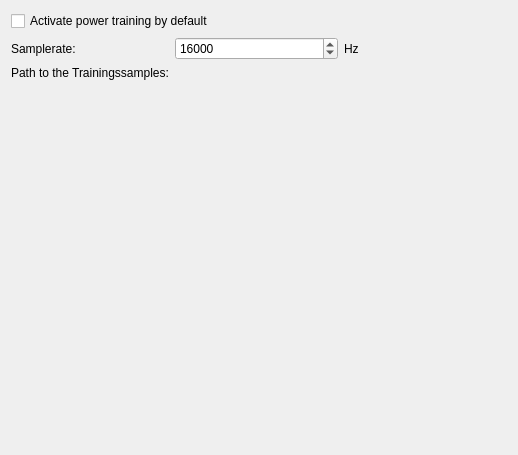
KDE/simon, file simonlib/simonscenarios/trainingsettings.ui: the form before one commit.
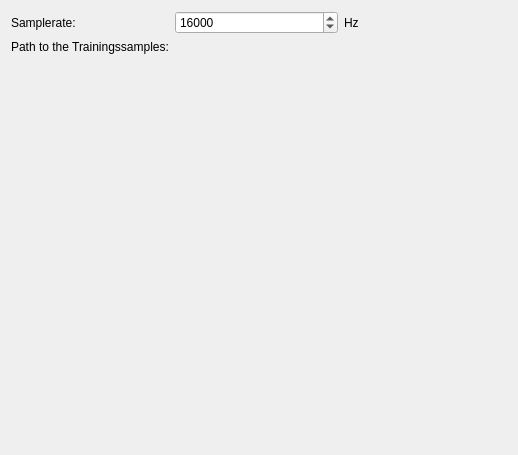
The form after the commit. Custom widgets are drawn as their Qt base class.

```diff
--- a/simonlib/simonscenarios/trainingsettings.ui
+++ b/simonlib/simonscenarios/trainingsettings.ui
@@ -14,13 +14,6 @@
    <string/>
   </property>
   <layout class="QVBoxLayout" name="verticalLayout">
-   <item>
-    <widget class="QCheckBox" name="kcfg_DefaultToPowerTrain">
-     <property name="text">
-      <string>Activate power training by default</string>
-     </property>
-    </widget>
-   </item>
    <item>
     <layout class="QFormLayout" name="formLayout">
      <item row="0" column="0">
```
